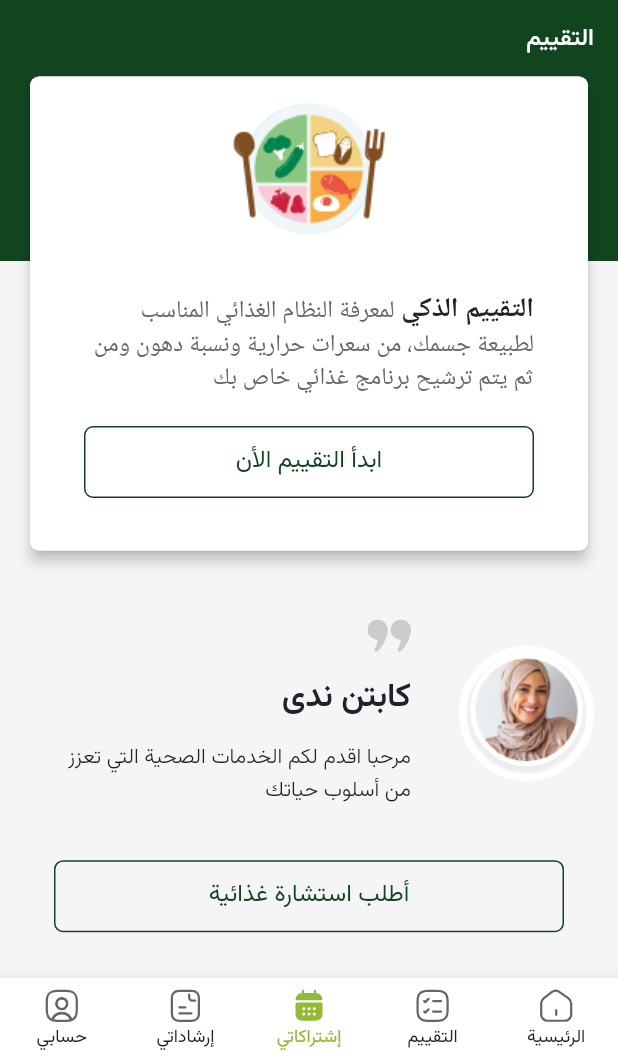
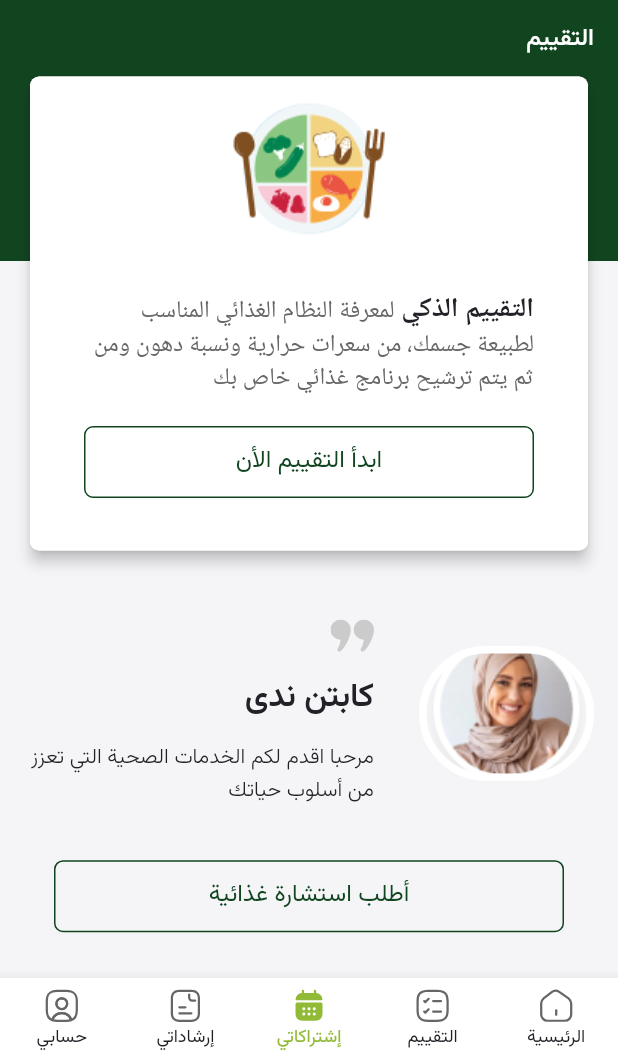
Before and after one commit to DarkNile/palta, a Flutter app: the HomePage screen opened directly, swiped to page 2, on a phone screen of 412 x 824 dp, the part 174-1236 px from its top. Run offline on Flutter 3.47's test engine with Material 2 defaults, Android fonts, the phone set to English and light mode, and no system bars; our stand-ins replace cached_network_image, carousel_slider, country_code_picker, dotted_line, firebase_auth, firebase_core and 10 more; missing offline and left inert: flutter_app_version_checker, flutter_flushbar, flutter_paytabs_bridge, flutter_share, the_apple_sign_in; accounts and stored records are empty; network calls fail; project files that could hold a hidden picture were left out.

Commit message:
make captain nada row, responsive design

```diff
--- a/lib/home/view/bottom_nav_screens/assessment/assessment_screen.dart
+++ b/lib/home/view/bottom_nav_screens/assessment/assessment_screen.dart
@@ -112,9 +112,11 @@ class AssessmentScreen extends StatelessWidget {
                 ),
                 Row(
                   children: [
-                    Container(
-                      width: 90.0,
-                      height: 90.0,
+                    Expanded(
+                      flex: 1,
+                      child: Container(
+                        height: 90,
+                        width: 90,
                         decoration: BoxDecoration(
                           image: const DecorationImage(
                             image: AssetImage('assets/images/Ellipse 199.png'),
@@ -128,10 +130,13 @@ class AssessmentScreen extends StatelessWidget {
                               strokeAlign: BorderSide.strokeAlignInside),
                         ),
                       ),
+                    ),
                     const SizedBox(
-                      width: 32,
+                      width: 30,
                     ),
-                    Column(
+                    Expanded(
+                      flex: 2,
+                      child: Column(
                         crossAxisAlignment: CrossAxisAlignment.start,
                         children: [
                           SvgPicture.asset('assets/icons/doubleQoutes.svg'),
@@ -154,6 +159,7 @@ class AssessmentScreen extends StatelessWidget {
                             ),
                           ),
                         ],
+                      ),
                     )
                   ],
                 ),
```
Lines whose indentation alone changed are shown as unchanged.
